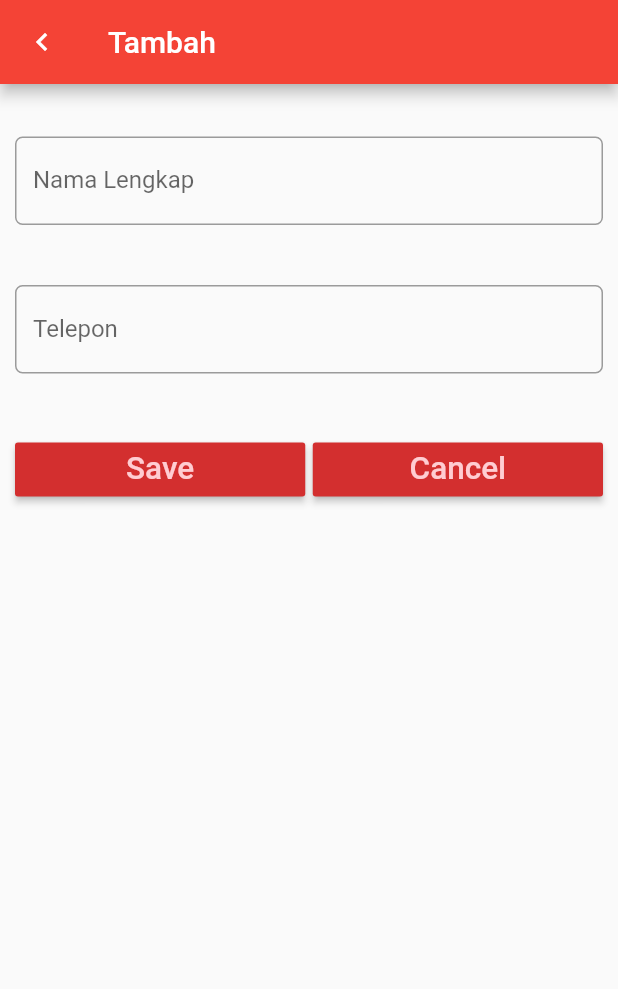
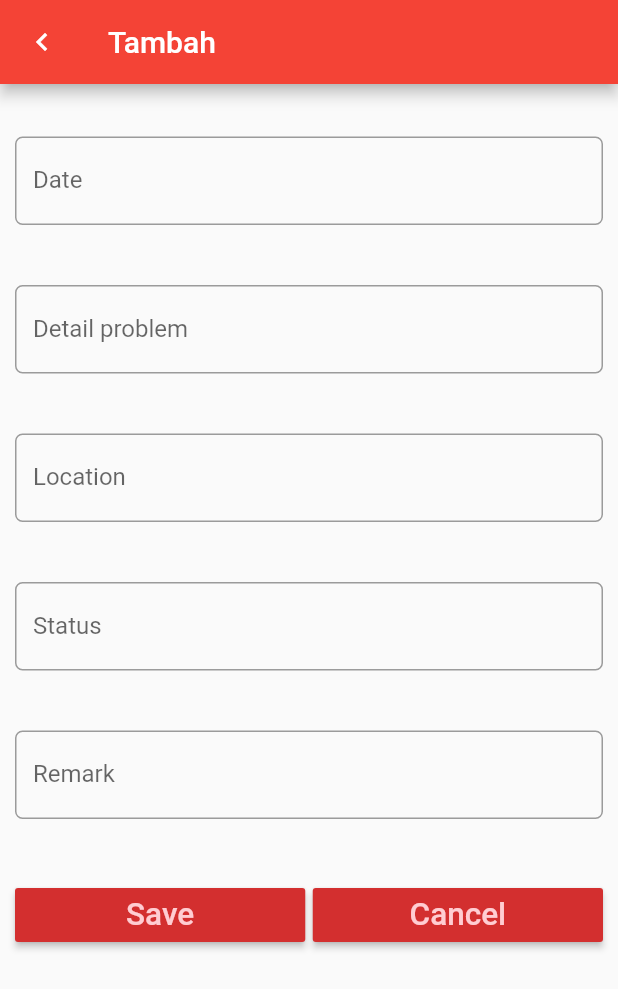
Before and after one commit to hexaludira/flutter_sql, a Flutter app: the screen it shows after launch, after a tap on the "add" icon, on a phone screen of 412 x 824 dp. Shown: the top 989 px of the screen. Run offline on Flutter 3.47's test engine with Material 2 defaults, Android fonts, the phone set to English and light mode, and no system bars; our stand-ins replace sqflite; missing offline and left inert: dart:html; accounts and stored records are empty.

Commit message:
Change Variable

```diff
--- a/lib/access_database.dart
+++ b/lib/access_database.dart
@@ -14,9 +14,11 @@ class AccessDatabase{
     await db.execute('''
       CREATE TABLE contact (
         id INTEGER PRIMARY KEY AUTOINCREMENT,
-        name TEXT,
-        phone TEXT,
-        date TEXT
+        date TEXT,
+        detail TEXT,
+        location TEXT,
+        status TEXT,
+        remark TEXT,
       )
       ''');
   }
--- a/lib/class_penangkap.dart
+++ b/lib/class_penangkap.dart
@@ -1,41 +1,58 @@
 class ClassPenangkap {
   int _id;
-  String _tanggal;
-  String _masalah;
-  String _lokasi;
+  String _date;
+  String _detail;
+  String _location;
   String _status;
-  String _keterangan;
+  String _remark;
 
-  ClassPenangkap(this._name, this._phone);
+  ClassPenangkap(this._date, this._detail, this._location, this._status, this._remark);
 
   ClassPenangkap.fromMap(Map<String, dynamic> map) {
     this._id = map['id'];
-    this._name = map['name'];
-    this._phone = map['phone'];
+    this._date = map['date'];
+    this._detail = map['detail'];
+    this._location = map['location'];
+    this._status = map['status'];
+    this._remark = map['remark'];
   }
 
   int get id => _id;
-  String get name => _name;
-  String get phone => _phone;
+  String get date => _date;
+  String get detail => _detail;
+  String get location => _location;
+  String get status => _status;
+  String get remark => _remark;
 
-  set name(String value) {
-    _name = value;
+  //setter
+  set date(String value) {
+    _date = value;
   }
 
-  set phone(String value) {
-    _phone = value;
+  set detail(String value) {
+    _detail = value;
+  }
+
+  set location(String value) {
+    _location = value;
+  }
+
+  set status(String value) {
+    _status = value;
+  }
+
+  set remark(String value) {
+    _remark = value;
   }
 
   Map<String, dynamic> toMap() {
     Map<String, dynamic> map = Map<String, dynamic>();
-    map['id'] = this._id;
-    map['name'] = name;
-    map['phone'] = phone;
+    map['date'] = this._date;
+    map['detail'] = detail;
+    map['location'] = location;
+    map['status'] = status;
+    map['remark'] = remark;
     return map;
-
-    //kjjdsdsdsds
-
-    //dsdsdsdsds
 
   }
 }
--- a/lib/crud.dart
+++ b/lib/crud.dart
@@ -1,3 +1,5 @@
+import 'dart:html';
+
 import 'package:sqflite/sqlite_api.dart';
 import 'class_penangkap.dart';
 import 'access_database.dart';
@@ -5,8 +7,11 @@ import 'access_database.dart';
 class CRUD {
   static const todoTable = 'contact';
   static const id = 'id';
-  static const name = 'name';
-  static const phone = 'phone';
+  static const date = 'date';
+  static const detail = 'detail';
+  static const location = 'location';
+  static const status = 'status';
+  static const remark = 'remark';
   AccessDatabase dbHelper = new AccessDatabase();
 
 
@@ -14,11 +19,14 @@ class CRUD {
     Database db = await dbHelper.initDb();
     final sql = '''INSERT INTO ${CRUD.todoTable}
     (
-      ${CRUD.name},
-      ${CRUD.phone}
+      ${CRUD.date},
+      ${CRUD.detail},
+      ${CRUD.location},
+      ${CRUD.status},
+      ${CRUD.remark}
     )
-    VALUES (?,?)''';
-    List<dynamic> params = [todo.name, todo.phone];
+    VALUES (?,?,?,?,?)''';
+    List<dynamic> params = [todo.date, todo.detail, todo.location, todo.status, todo.remark];
     final result = await db.rawInsert(sql, params);
     return result;
   }
@@ -26,10 +34,10 @@ class CRUD {
   Future<int> update (ClassPenangkap todo) async {
     Database db = await dbHelper.initDb();
     final sql = '''UPDATE ${CRUD.todoTable}
-    SET ${CRUD.name} = ?, ${CRUD.phone}
+    SET ${CRUD.date} = ?, ${CRUD.detail} = ?, ${CRUD.location} = ?, ${CRUD.status} = ?, ${CRUD.remark} = ?
     WHERE ${CRUD.id} = ?
     ''';
-    List<dynamic> params = [todo.name, todo.phone, todo.id];
+    List<dynamic> params = [todo.date, todo.detail, todo.location, todo.status, todo.remark, todo.id];
     final result = await db.rawUpdate(sql, params);
     return result;
 
--- a/lib/enter.dart
+++ b/lib/enter.dart
@@ -15,14 +15,21 @@ class EntryFormState extends State<EntryForm> {
 
   EntryFormState(this.contact);
 
-  TextEditingController nameController = TextEditingController();
-  TextEditingController phoneController = TextEditingController();
+  TextEditingController dateController = TextEditingController();
+  TextEditingController detailController = TextEditingController();
+  TextEditingController locationController = TextEditingController();
+  TextEditingController statusController = TextEditingController();
+  TextEditingController remarkController = TextEditingController();
 
   @override
   Widget build(BuildContext context) {
     if (contact != null) {
-      nameController.text = contact.name;
-      phoneController.text = contact.phone;
+      dateController.text = contact.date;
+      detailController.text = contact.detail;
+      locationController.text = contact.location;
+      statusController.text = contact.status;
+      remarkController.text = contact.remark;
+
     }
     return Scaffold(
       appBar: AppBar(
@@ -33,28 +40,70 @@ class EntryFormState extends State<EntryForm> {
         padding: EdgeInsets.only(top: 15.0, left: 10.0, right: 10.0),
         child: ListView(
           children: <Widget>[
-            //nama
+            //Date Text
             Padding (
               padding: EdgeInsets.only(top:20.0, bottom:20.0),
               child: TextField(
-                controller: nameController,
-                keyboardType: TextInputType.text,
+                controller: dateController,
+                keyboardType: TextInputType.datetime,
                 decoration: InputDecoration(
-                  labelText: 'Nama Lengkap',
+                  labelText: 'Date',
                   border: OutlineInputBorder(
                     borderRadius: BorderRadius.circular(5.0),
                   ),
                 ),
               ),
             ),
-            //Telepon
+            //Detail text
             Padding (
               padding: EdgeInsets.only(top: 20.0, bottom: 20.0),
               child: TextField(
-                controller: phoneController,
-                keyboardType: TextInputType.phone,
+                controller: detailController,
+                keyboardType: TextInputType.text,
                 decoration: InputDecoration(
-                  labelText: 'Telepon',
+                  labelText: 'Detail problem',
+                  border: OutlineInputBorder(
+                    borderRadius: BorderRadius.circular(5.0),
+                  ),
+                ),
+              ),
+            ),
+            //Location text
+            Padding(
+              padding: EdgeInsets.only(top: 20.0, bottom: 20.0),
+              child: TextField(
+                controller: locationController,
+                keyboardType: TextInputType.text,
+                decoration: InputDecoration(
+                  labelText: 'Location',
+                  border: OutlineInputBorder(
+                    borderRadius: BorderRadius.circular(5.0),
+                  ),
+                ),
+              ),
+            ),
+            //Status text
+            Padding(
+              padding: EdgeInsets.only(top: 20.0, bottom: 20.0),
+              child: TextField(
+                controller:statusController,
+                keyboardType: TextInputType.text,
+                decoration: InputDecoration(
+                  labelText: 'Status',
+                  border: OutlineInputBorder(
+                    borderRadius: BorderRadius.circular(5.0),
+                  ),
+                ),
+              ),
+            ),
+            //Remark Text
+            Padding(
+              padding: EdgeInsets.only(top: 20.0, bottom: 20.0),
+              child: TextField(
+                controller: remarkController,
+                keyboardType: TextInputType.text,
+                decoration: InputDecoration(
+                  labelText: 'Remark',
                   border: OutlineInputBorder(
                     borderRadius: BorderRadius.circular(5.0),
                   ),
@@ -76,10 +125,13 @@ class EntryFormState extends State<EntryForm> {
                       ),
                       onPressed: (){
                         if (contact == null) {
-                          contact = ClassPenangkap(nameController.text, phoneController.text);
+                          contact = ClassPenangkap(dateController.text, detailController.text, locationController.text, statusController.text, remarkController.text);
                         } else {
-                          contact.name = nameController.text;
-                          contact.phone = phoneController.text;
+                          contact.date = dateController.text;
+                          contact.detail = detailController.text;
+                          contact.location = locationController.text;
+                          contact.status = statusController.text;
+                          contact.remark = remarkController.text;
                         }
                         Navigator.pop(context, contact);
                       },
--- a/lib/home.dart
+++ b/lib/home.dart
@@ -43,9 +43,9 @@ class _HomeState extends State<Home> {
                 child: Icon(Icons.people),
             ),
             title: Text(
-              contact.name,
+              contact.date,
             ),
-            subtitle: Text(contact.phone.toString()),
+            subtitle: Text(contact.detail.toString()),
             trailing: GestureDetector(
               child: Icon(Icons.delete),
               onTap: () async {
```
